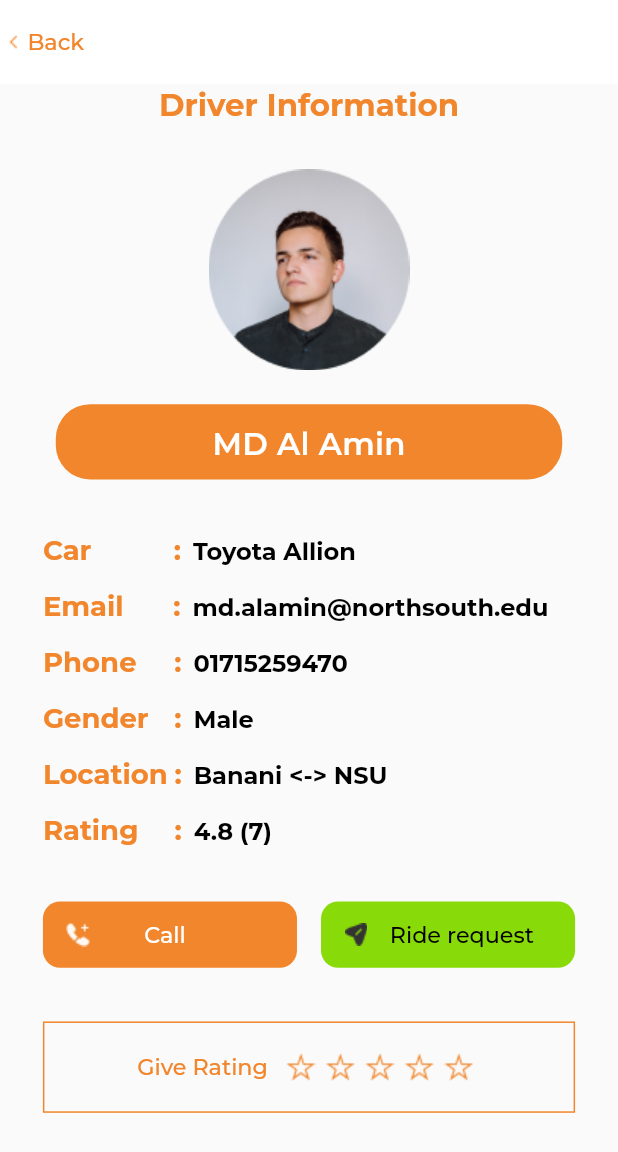
After one commit to mdminhaziftekhar/Gontobbo-App, a Flutter app: the DriverInfoScreen screen opened directly, on a phone screen of 412 x 824 dp. The commit adds this screen. Shown: the top 1152 px of the screen. Run offline on Flutter 3.47's test engine with Material 2 defaults, Android fonts, the phone set to English and light mode, and no system bars; our stand-ins replace carousel_slider, flutter_screenutil, get, google_fonts.

Commit message:
--implemented driverInfo Screen0

```diff
--- a/lib/constants/gontobbo_typography.dart
+++ b/lib/constants/gontobbo_typography.dart
@@ -70,6 +70,12 @@ var bodySmall2 = GoogleFonts.montserrat(
     color: const Color(0xFFF1862C),
     height: 15.85.h / 13.sp,
     letterSpacing: 0.sp);
+var bodySmall2White = GoogleFonts.montserrat(
+    fontSize: 13.sp,
+    fontWeight: FontWeight.w500,
+    color: Colors.white,
+    height: 15.85.h / 13.sp,
+    letterSpacing: 0.sp);
 var bodySmall2Green = GoogleFonts.montserrat(
     fontSize: 13.sp,
     fontWeight: FontWeight.w500,
@@ -111,7 +117,7 @@ var bodyXLargeSemiBoldBlack = GoogleFonts.montserrat(
 var bodyMedium = GoogleFonts.montserrat(
     fontSize: 16.sp,
     fontWeight: FontWeight.w700,
-    color: const Color(0xFFF186f2C),
+    color: const Color(0xFFF1862C),
     height: 19.5.h / 16.sp,
     letterSpacing: 0.sp);
 var bodyMediumGreen = GoogleFonts.montserrat(
@@ -126,6 +132,12 @@ var bodySmallMediumGrey = GoogleFonts.montserrat(
     color: Colors.grey,
     height: 17.7.h / 14.sp,
     letterSpacing: 0.sp);
+var bodySmallMediumBlack = GoogleFonts.montserrat(
+    fontSize: 14.sp,
+    fontWeight: FontWeight.w700,
+    color: Colors.black,
+    height: 17.7.h / 14.sp,
+    letterSpacing: 0.sp);
 
 var bodySmallMediumWhite = GoogleFonts.montserrat(
     fontSize: 14.sp,
@@ -133,3 +145,9 @@ var bodySmallMediumWhite = GoogleFonts.montserrat(
     color: Colors.white,
     height: 17.7.h / 14.sp,
     letterSpacing: 0.sp);
+var font12White = GoogleFonts.montserrat(
+    fontSize: 12.sp,
+    fontWeight: FontWeight.w600,
+    color: Colors.white,
+    height: 14.63.h / 12.sp,
+    letterSpacing: 0.sp);
--- /dev/null
+++ b/lib/screens/driver_information/driver_information_screen.dart
@@ -0,0 +1,331 @@
+import 'package:flutter/material.dart';
+import 'package:flutter_screenutil/flutter_screenutil.dart';
+
+import '../../constants/gontobbo_typography.dart';
+
+class DriverInfoScreen extends StatefulWidget {
+  const DriverInfoScreen({Key? key}) : super(key: key);
+
+  @override
+  State<DriverInfoScreen> createState() => _DriverInfoScreenState();
+}
+
+class _DriverInfoScreenState extends State<DriverInfoScreen> {
+  @override
+  Widget build(BuildContext context) {
+    return SafeArea(
+        child: Scaffold(
+      appBar: AppBar(
+        elevation: 0,
+        backgroundColor: Colors.white,
+        leading: InkWell(
+          onTap: () {
+            Navigator.pop(context);
+          },
+          child: Row(
+            children: [
+              SizedBox(
+                width: 4.w,
+              ),
+              Image.asset(
+                'assets/pngs/left_arrow.png',
+                height: 12.h,
+                width: 8.w,
+              ),
+              SizedBox(width: 4.w),
+              Text(
+                'Back',
+                style: bodySmall2,
+              )
+            ],
+          ),
+        ),
+      ),
+      body: SingleChildScrollView(
+        child: Column(
+          children: [
+            Row(
+              mainAxisAlignment: MainAxisAlignment.center,
+              children: [
+                Text(
+                  'Driver Information',
+                  style: h2BoldPrimary,
+                ),
+              ],
+            ),
+            SizedBox(height: 15.h),
+            Row(
+              mainAxisAlignment: MainAxisAlignment.center,
+              children: [
+                Image.asset(
+                  'assets/pngs/driver1.png',
+                  height: 134.h,
+                  width: 134.w,
+                ),
+              ],
+            ),
+            SizedBox(height: 8.h),
+            _nameWidget(context),
+            SizedBox(height: 30.h),
+            _detailsWidget(context),
+            SizedBox(height: 30.h),
+           Row(
+             mainAxisAlignment: MainAxisAlignment.center,
+             children: [
+               _callButton(context),
+               SizedBox(width: 14.w),
+               _rideRequestButton(context),
+
+             ],
+           ),
+            SizedBox(height: 30.h),
+            _ratingWidget(context),
+          ],
+        ),
+      ),
+    ));
+  }
+
+  Widget _ratingWidget(BuildContext context){
+    return Padding(padding: EdgeInsets.symmetric(horizontal: 25.w),
+      child: Container(
+        height: 51.h,
+        width: 310.w,
+        decoration: BoxDecoration(
+          border: Border.all(color: const Color(0xFFF1862C)),
+        ),
+        child: Row(
+          mainAxisAlignment: MainAxisAlignment.center,
+          children: [
+            Text('Give Rating', style: bodySmall2,),
+            SizedBox(width: 9.w),
+            Image.asset('assets/pngs/star2.png', height: 20.h, width: 20.w,),
+            SizedBox(width: 3.w),
+            Image.asset('assets/pngs/star2.png', height: 20.h, width: 20.w,),
+            SizedBox(width: 3.w),
+            Image.asset('assets/pngs/star2.png', height: 20.h, width: 20.w,),
+            SizedBox(width: 3.w),
+            Image.asset('assets/pngs/star2.png', height: 20.h, width: 20.w,),
+            SizedBox(width: 3.w),
+            Image.asset('assets/pngs/star2.png', height: 20.h, width: 20.w,),
+            SizedBox(width: 3.w),
+          ],
+        ),
+      ),
+    );
+  }
+
+  Widget _callButton(BuildContext context) {
+    return InkWell(
+      onTap: () {},
+      child: Container(
+        height: 37.h,
+        width: 148.w,
+        decoration: BoxDecoration(
+          color: const Color(0xFFF1862C),
+          borderRadius: BorderRadius.circular(10.r),
+        ),
+        child: Row(
+          children: [
+            SizedBox(
+              width: 13.w,
+            ),
+            Image.asset(
+              'assets/pngs/call_logo3.png',
+              height: 15.h,
+              width: 15.w,
+            ),
+            SizedBox(
+              width: 31.w,
+            ),
+            Text(
+              'Call',
+              style: bodySmall2White,
+            ),
+          ],
+        ),
+      ),
+    );
+  }
+
+  Widget _rideRequestButton(BuildContext context) {
+    return InkWell(
+      onTap: () {},
+      child: Container(
+        height: 37.h,
+        width: 148.w,
+        decoration: BoxDecoration(
+          color: const Color(0xFF88DA09),
+          borderRadius: BorderRadius.circular(10.r),
+        ),
+        child: Row(
+          children: [
+            SizedBox(
+              width: 13.w,
+            ),
+            Image.asset(
+              'assets/pngs/send_logo.png',
+              height: 15.h,
+              width: 15.w,
+            ),
+            SizedBox(
+              width: 12.w,
+            ),
+            Text(
+              'Ride request',
+              style: bodySmall2Black,
+            ),
+          ],
+        ),
+      ),
+    );
+  }
+
+  Widget _detailsWidget(BuildContext context) {
+    return Padding(
+      padding: EdgeInsets.only(left: 25.w),
+      child: Column(
+        children: [
+          Row(
+            children: [
+              Text(
+                'Car',
+                style: bodyMedium,
+              ),
+              SizedBox(width: 48.w),
+              Text(
+                ':',
+                style: bodyMedium,
+              ),
+              SizedBox(width: 7.w),
+              Text(
+                'Toyota Allion',
+                style: bodySmallMediumBlack,
+              ),
+            ],
+          ),
+          SizedBox(height: 12.h),
+          Row(
+            children: [
+              Text(
+                'Email',
+                style: bodyMedium,
+              ),
+              SizedBox(width: 29.w),
+              Text(
+                ':',
+                style: bodyMedium,
+              ),
+              SizedBox(width: 7.w),
+              Text(
+                'md.alamin@northsouth.edu',
+                style: bodySmallMediumBlack,
+              ),
+            ],
+          ),
+          SizedBox(height: 12.h),
+          Row(
+            children: [
+              Text(
+                'Phone',
+                style: bodyMedium,
+              ),
+              SizedBox(width: 22.w),
+              Text(
+                ':',
+                style: bodyMedium,
+              ),
+              SizedBox(width: 7.w),
+              Text(
+                '01715259470',
+                style: bodySmallMediumBlack,
+              ),
+            ],
+          ),
+          SizedBox(height: 12.h),
+          Row(
+            children: [
+              Text(
+                'Gender',
+                style: bodyMedium,
+              ),
+              SizedBox(width: 15.w),
+              Text(
+                ':',
+                style: bodyMedium,
+              ),
+              SizedBox(width: 7.w),
+              Text(
+                'Male',
+                style: bodySmallMediumBlack,
+              ),
+            ],
+          ),
+          SizedBox(height: 12.h),
+          Row(
+            children: [
+              Text(
+                'Location',
+                style: bodyMedium,
+              ),
+              SizedBox(width: 4.w),
+              Text(
+                ':',
+                style: bodyMedium,
+              ),
+              SizedBox(width: 7.w),
+              Text(
+                'Banani <-> NSU',
+                style: bodySmallMediumBlack,
+              ),
+            ],
+          ),
+          SizedBox(height: 12.h),
+          Row(
+            children: [
+              Text(
+                'Rating',
+                style: bodyMedium,
+              ),
+              SizedBox(width: 21.w),
+              Text(
+                ':',
+                style: bodyMedium,
+              ),
+              SizedBox(width: 7.w),
+              Text(
+                '4.8 (7)',
+                style: bodySmallMediumBlack,
+              ),
+            ],
+          ),
+        ],
+      ),
+    );
+  }
+
+  Widget _nameWidget(BuildContext context) {
+    return Row(
+      mainAxisAlignment: MainAxisAlignment.center,
+      children: [
+        Container(
+          height: 42.h,
+          width: 295.w,
+          decoration: BoxDecoration(
+            color: const Color(0xFFF1862C),
+            borderRadius: BorderRadius.circular(20.r),
+          ),
+          child: Row(
+            mainAxisAlignment: MainAxisAlignment.center,
+            children: [
+              Text(
+                'MD Al Amin',
+                style: bodyXLargeSemiBold,
+              )
+            ],
+          ),
+        ),
+      ],
+    );
+  }
+}
```
Also changed, not shown: lib/screens/available_rider/available_rider.dart (added, +328 -0 lines), lib/screens/select_route/select_route_screen.dart (+18 -4 lines), assets/pngs/call_logo.png (added), assets/pngs/call_logo2.png (added), assets/pngs/call_logo3.png (added), assets/pngs/done_logo.png (added), assets/pngs/driver1.png (added), assets/pngs/driver2.png (added), assets/pngs/driver3.png (added), assets/pngs/send_logo.png (added), assets/pngs/star.png (added), assets/pngs/star2.png (added).
